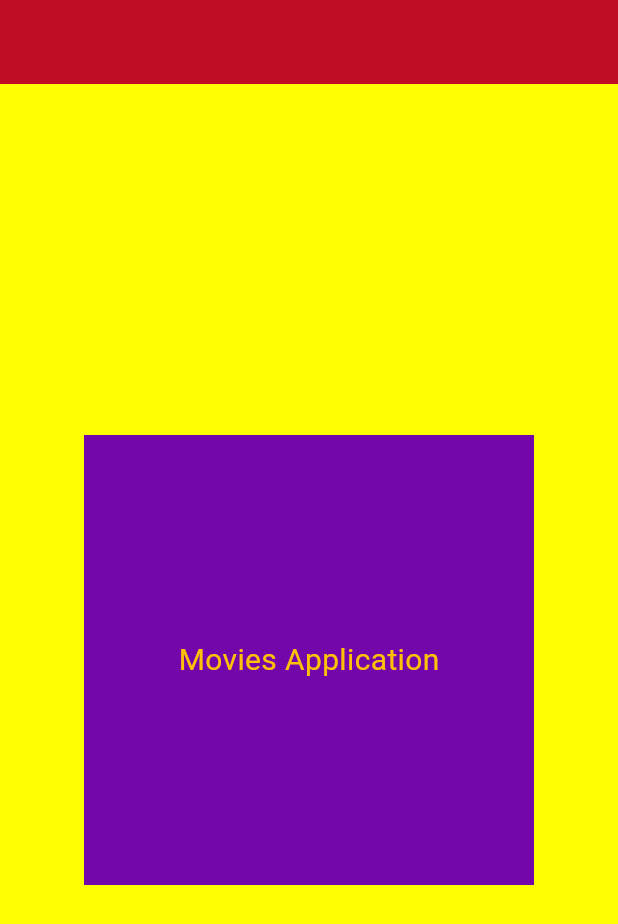
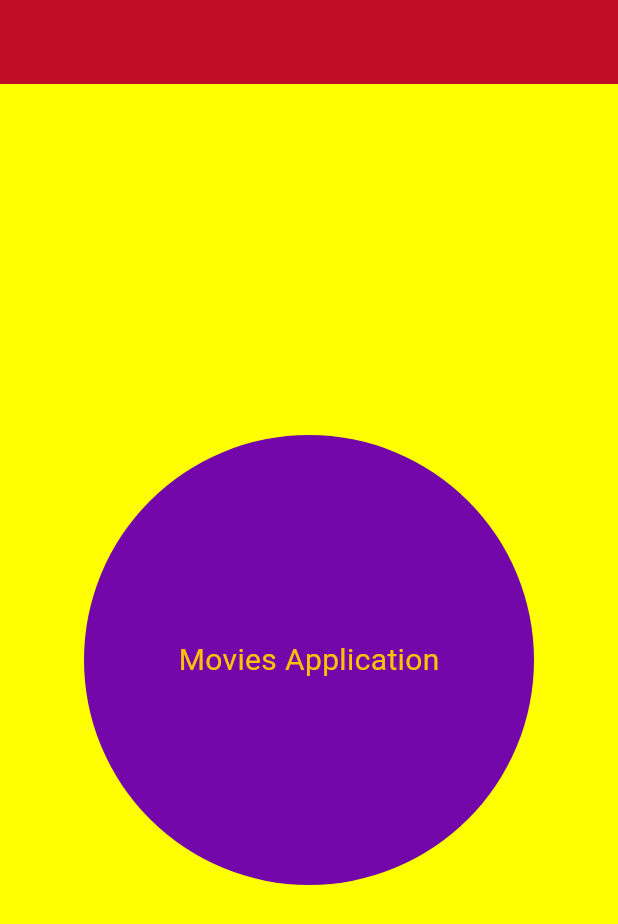
Before and after one commit to Devsaci/movies_appcleanarchitecture_elgendy_v1, a Flutter app: the screen it shows after launch, on a phone screen of 412 x 824 dp. Shown: the top 924 px of the screen. Run offline on Flutter 3.47's test engine with Material 2 defaults, Android fonts, the phone set to English and light mode, and no system bars.

Commit message:
decoration: BoxDecoration

```diff
--- a/lib/main.dart
+++ b/lib/main.dart
@@ -22,9 +22,13 @@ class MyApp extends StatelessWidget {
               AppBar(backgroundColor: const Color.fromARGB(255, 191, 13, 37)),
           body: Center(
             child: Container(
+              decoration: BoxDecoration(
+                borderRadius: BorderRadius.circular(300),
+                color: const Color.fromARGB(255, 115, 7, 170),
+              ),
               height: 300,
               width: 300,
-              color: const Color.fromARGB(255, 115, 7, 170),
+              //color: const Color.fromARGB(255, 115, 7, 170),
               child: const Center(
                   child: Text(
                 "Movies Application",
```
